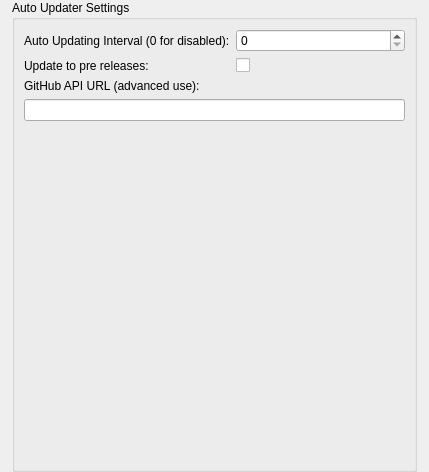
PTDreamer/TauLabs, file ground/gcs/src/plugins/autoupdater/autoupdateroptionspage.ui: the form before one commit.
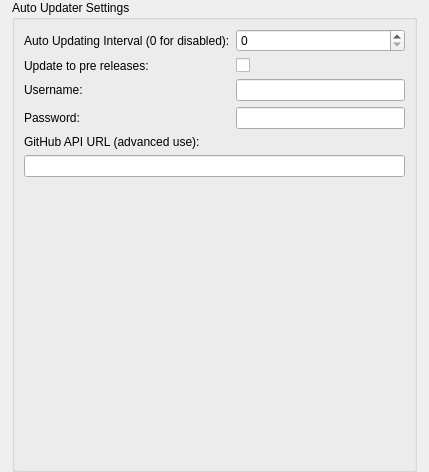
The form after the commit.

```diff
--- a/ground/gcs/src/plugins/autoupdater/autoupdateroptionspage.ui
+++ b/ground/gcs/src/plugins/autoupdater/autoupdateroptionspage.ui
@@ -60,16 +60,43 @@
         </property>
        </widget>
       </item>
-      <item row="2" column="0">
+      <item row="4" column="0">
        <widget class="QLabel" name="label_3">
         <property name="text">
          <string>GitHub API URL (advanced use):</string>
         </property>
        </widget>
       </item>
-      <item row="3" column="0" colspan="2">
+      <item row="5" column="0" colspan="2">
        <widget class="QLineEdit" name="gitHubAPIUrl"/>
       </item>
+      <item row="2" column="0">
+       <widget class="QLabel" name="label_4">
+        <property name="text">
+         <string>Username:</string>
+        </property>
+       </widget>
+      </item>
+      <item row="3" column="0">
+       <widget class="QLabel" name="label_5">
+        <property name="text">
+         <string>Password:</string>
+        </property>
+       </widget>
+      </item>
+      <item row="2" column="1">
+       <widget class="QLineEdit" name="gitHubUsername"/>
+      </item>
+      <item row="3" column="1">
+       <widget class="QLineEdit" name="gitHubPassword">
+        <property name="toolTip">
+         <string>Warning! Password is stored in cleartext!</string>
+        </property>
+        <property name="echoMode">
+         <enum>QLineEdit::Password</enum>
+        </property>
+       </widget>
+      </item>
      </layout>
     </widget>
    </item>
```
Left out of the diff: 67 changed lines with no effect on the pictures.
